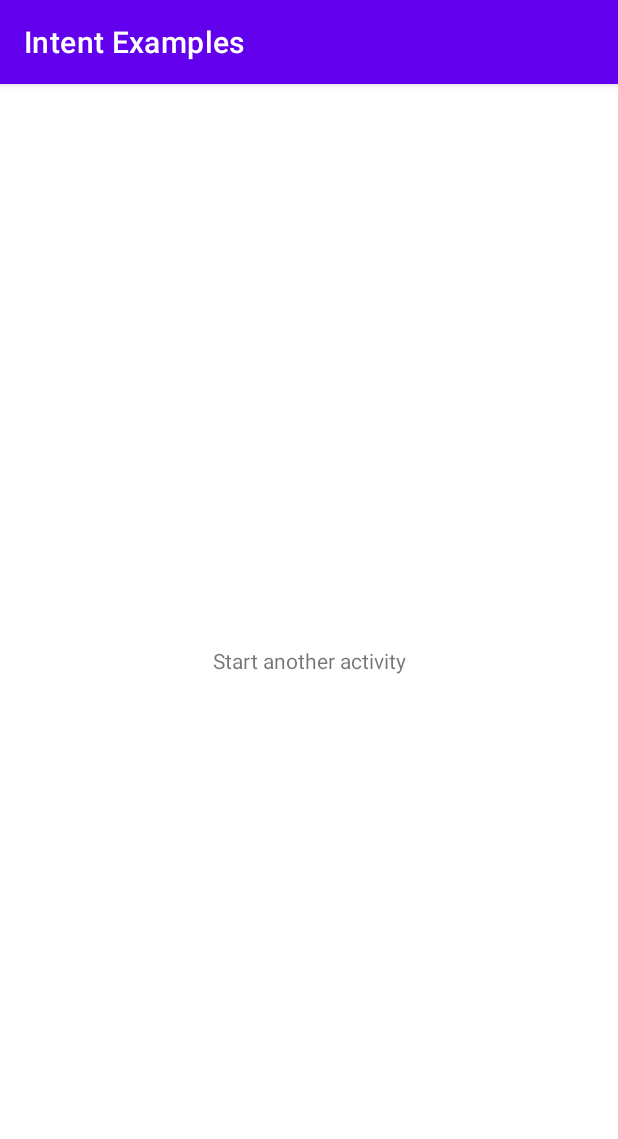
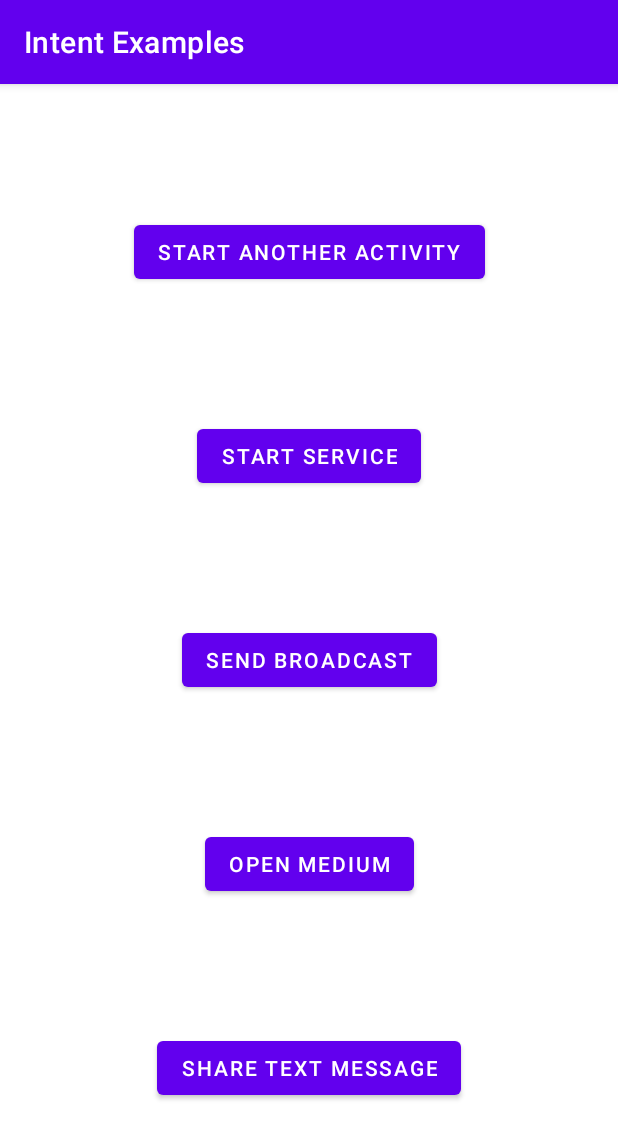
Before and after one commit to AlankritaShah/Intent-Examples, an Android app: the screen it shows after launch (MainActivity), on a phone screen of 412 x 824 dp. Shown: the top 1139 px of the screen. Run offline under Robolectric (Android 15) with nearby library versions, the phone set to English and light mode, and no system bars.

```diff
--- a/app/build.gradle
+++ b/app/build.gradle
@@ -26,9 +26,6 @@ android {
         sourceCompatibility JavaVersion.VERSION_1_8
         targetCompatibility JavaVersion.VERSION_1_8
     }
-    kotlinOptions {
-        jvmTarget = '1.8'
-    }
 
     buildFeatures {
         viewBinding true
--- a/app/src/main/AndroidManifest.xml
+++ b/app/src/main/AndroidManifest.xml
@@ -19,6 +19,8 @@
             </intent-filter>
         </activity>
         <activity android:name=".NextActivity" />
+        <service android:name=".TestService" />
+        <receiver android:name="TestReceiver" />
     </application>
 
 </manifest>
--- a/app/src/main/res/layout/activity_main.xml
+++ b/app/src/main/res/layout/activity_main.xml
@@ -6,14 +6,54 @@
     android:layout_height="match_parent"
     tools:context=".MainActivity">
 
-    <TextView
+    <Button
         android:id="@+id/tv_activity"
         android:layout_width="wrap_content"
         android:layout_height="wrap_content"
         android:text="Start another activity"
-        app:layout_constraintBottom_toBottomOf="parent"
+        app:layout_constraintBottom_toTopOf="@id/tv_service"
         app:layout_constraintLeft_toLeftOf="parent"
         app:layout_constraintRight_toRightOf="parent"
         app:layout_constraintTop_toTopOf="parent" />
 
+    <Button
+        android:id="@+id/tv_service"
+        android:layout_width="wrap_content"
+        android:layout_height="wrap_content"
+        android:text="Start service"
+        app:layout_constraintBottom_toTopOf="@id/tv_broadcast"
+        app:layout_constraintLeft_toLeftOf="parent"
+        app:layout_constraintRight_toRightOf="parent"
+        app:layout_constraintTop_toBottomOf="@id/tv_activity" />
+
+    <Button
+        android:id="@+id/tv_broadcast"
+        android:layout_width="wrap_content"
+        android:layout_height="wrap_content"
+        android:text="Send broadcast"
+        app:layout_constraintBottom_toTopOf="@id/tv_implicit"
+        app:layout_constraintLeft_toLeftOf="parent"
+        app:layout_constraintRight_toRightOf="parent"
+        app:layout_constraintTop_toBottomOf="@id/tv_service" />
+
+    <Button
+        android:id="@+id/tv_implicit"
+        android:layout_width="wrap_content"
+        android:layout_height="wrap_content"
+        android:text="Open Medium"
+        app:layout_constraintBottom_toTopOf="@id/tv_msg"
+        app:layout_constraintLeft_toLeftOf="parent"
+        app:layout_constraintRight_toRightOf="parent"
+        app:layout_constraintTop_toBottomOf="@id/tv_broadcast" />
+
+    <Button
+        android:id="@+id/tv_msg"
+        android:layout_width="wrap_content"
+        android:layout_height="wrap_content"
+        android:text="Share text message"
+        app:layout_constraintBottom_toBottomOf="parent"
+        app:layout_constraintLeft_toLeftOf="parent"
+        app:layout_constraintRight_toRightOf="parent"
+        app:layout_constraintTop_toBottomOf="@id/tv_implicit" />
+
 </androidx.constraintlayout.widget.ConstraintLayout>
```
Also changed, not shown: app/src/main/java/com/alankrita/intentexamples/MainActivity.kt (+54 -0 lines), app/src/main/java/com/alankrita/intentexamples/TestReceiver.kt (added, +12 -0 lines), app/src/main/java/com/alankrita/intentexamples/TestService.kt (added, +24 -0 lines).
